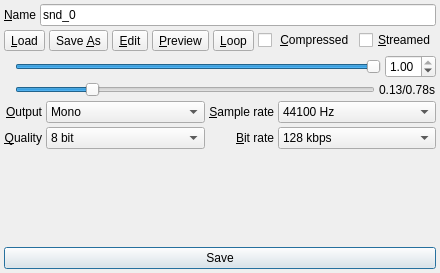
Old version of the form Editors/SoundEditor.ui in the repository enigma-dev/RadialGM.
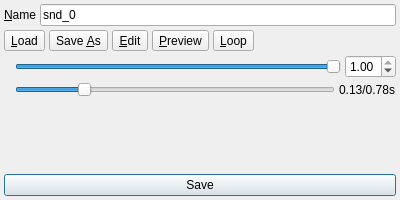
New version of the form. Icons and pictures are not drawn.

Commit message: fix default sizes and hide format options

```diff
--- a/Editors/SoundEditor.ui
+++ b/Editors/SoundEditor.ui
@@ -6,10 +6,34 @@
    <rect>
     <x>0</x>
     <y>0</y>
-    <width>431</width>
-    <height>273</height>
+    <width>400</width>
+    <height>200</height>
    </rect>
   </property>
+  <property name="sizePolicy">
+   <sizepolicy hsizetype="Preferred" vsizetype="Preferred">
+    <horstretch>0</horstretch>
+    <verstretch>0</verstretch>
+   </sizepolicy>
+  </property>
+  <property name="minimumSize">
+   <size>
+    <width>0</width>
+    <height>0</height>
+   </size>
+  </property>
+  <property name="sizeIncrement">
+   <size>
+    <width>0</width>
+    <height>0</height>
+   </size>
+  </property>
+  <property name="baseSize">
+   <size>
+    <width>0</width>
+    <height>0</height>
+   </size>
+  </property>
   <property name="windowTitle">
    <string>snd_0</string>
   </property>
@@ -135,20 +159,6 @@
        </property>
       </widget>
      </item>
-     <item>
-      <widget class="QCheckBox" name="compressedCheckBox">
-       <property name="text">
-        <string> &amp;Compressed</string>
-       </property>
-      </widget>
-     </item>
-     <item>
-      <widget class="QCheckBox" name="streamedCheckBox">
-       <property name="text">
-        <string>&amp;Streamed</string>
-       </property>
-      </widget>
-     </item>
      <item>
       <spacer name="horizontalSpacer">
        <property name="orientation">
@@ -277,116 +287,6 @@
      </item>
     </layout>
    </item>
-   <item>
-    <layout class="QGridLayout" name="targetOptionsLayout" columnstretch="0,1,0,1">
-     <property name="spacing">
-      <number>4</number>
-     </property>
-     <item row="1" column="0">
-      <widget class="QLabel" name="outputLabel">
-       <property name="text">
-        <string>&amp;Output</string>
-       </property>
-       <property name="alignment">
-        <set>Qt::AlignRight|Qt::AlignTrailing|Qt::AlignVCenter</set>
-       </property>
-       <property name="buddy">
-        <cstring>outputCombo</cstring>
-       </property>
-      </widget>
-     </item>
-     <item row="1" column="1">
-      <widget class="QComboBox" name="outputCombo">
-       <item>
-        <property name="text">
-         <string>Mono</string>
-        </property>
-       </item>
-       <item>
-        <property name="text">
-         <string>Stereo</string>
-        </property>
-       </item>
-       <item>
-        <property name="text">
-         <string>3D</string>
-        </property>
-       </item>
-      </widget>
-     </item>
-     <item row="3" column="1">
-      <widget class="QComboBox" name="qualityCombo">
-       <item>
-        <property name="text">
-         <string>8 bit</string>
-        </property>
-       </item>
-       <item>
-        <property name="text">
-         <string>16 bit</string>
-        </property>
-       </item>
-      </widget>
-     </item>
-     <item row="3" column="0">
-      <widget class="QLabel" name="qualityLabel">
-       <property name="text">
-        <string>&amp;Quality</string>
-       </property>
-       <property name="alignment">
-        <set>Qt::AlignRight|Qt::AlignTrailing|Qt::AlignVCenter</set>
-       </property>
-       <property name="buddy">
-        <cstring>qualityCombo</cstring>
-       </property>
-      </widget>
-     </item>
-     <item row="1" column="2">
-      <widget class="QLabel" name="sampleRateLabel">
-       <property name="text">
-        <string>&amp;Sample rate</string>
-       </property>
-       <property name="alignment">
-        <set>Qt::AlignRight|Qt::AlignTrailing|Qt::AlignVCenter</set>
-       </property>
-       <property name="buddy">
-        <cstring>sampleRateCombo</cstring>
-       </property>
-      </widget>
-     </item>
-     <item row="3" column="2">
-      <widget class="QLabel" name="bitRateLabel">
-       <property name="text">
-        <string>&amp;Bit rate</string>
-       </property>
-       <property name="alignment">
-        <set>Qt::AlignRight|Qt::AlignTrailing|Qt::AlignVCenter</set>
-       </property>
-       <property name="buddy">
-        <cstring>bitRateCombo</cstring>
-       </property>
-      </widget>
-     </item>
-     <item row="1" column="3">
-      <widget class="QComboBox" name="sampleRateCombo">
-       <item>
-        <property name="text">
-         <string>44100 Hz</string>
-        </property>
-       </item>
-      </widget>
-     </item>
-     <item row="3" column="3">
-      <widget class="QComboBox" name="bitRateCombo">
-       <item>
-        <property name="text">
-         <string>128 kbps</string>
-        </property>
-       </item>
-      </widget>
-     </item>
-    </layout>
-   </item>
    <item>
     <spacer name="verticalSpacer">
      <property name="orientation">
```
The commit also changes 6 other files.
